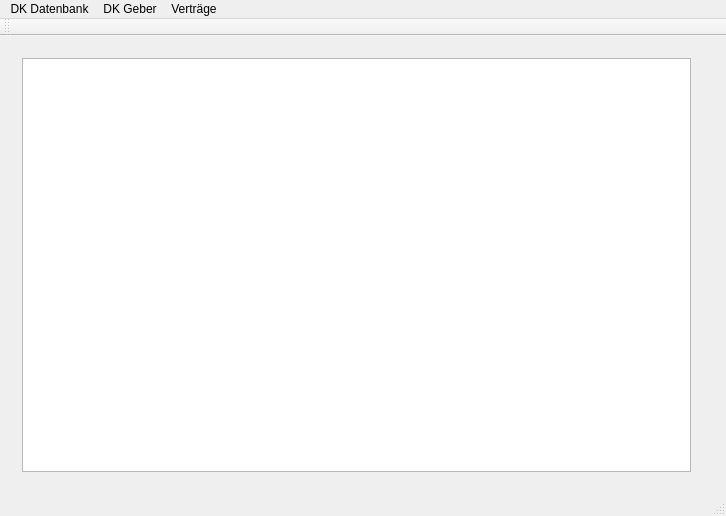
Before: the Qt Designer form mainwindow.ui in Schachigel/DKV2, drawn with Qt 5.
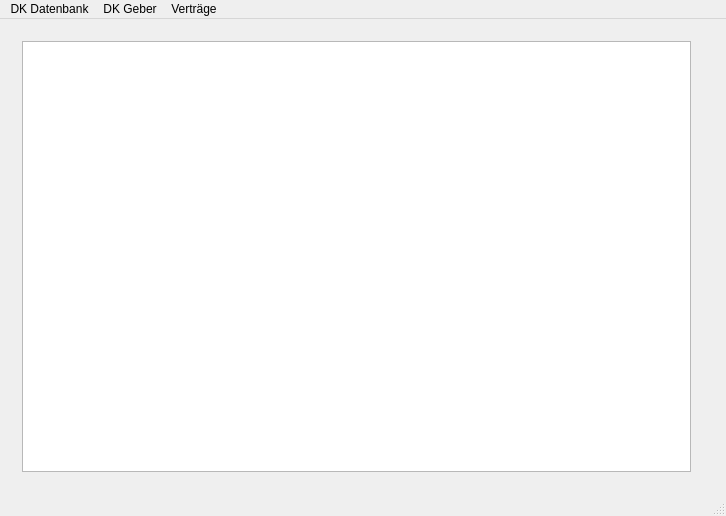
After: the same form once the commit is applied. The open tabs and pages were chosen to show the change.

```diff
--- a/mainwindow.ui
+++ b/mainwindow.ui
@@ -416,7 +416,11 @@
       <widget class="QWidget" name="ContractsListPage">
        <layout class="QHBoxLayout" name="horizontalLayout_4">
         <item>
-         <widget class="QTableView" name="contractsTableView"/>
+         <widget class="QTableView" name="contractsTableView">
+          <property name="contextMenuPolicy">
+           <enum>Qt::CustomContextMenu</enum>
+          </property>
+         </widget>
         </item>
        </layout>
       </widget>
@@ -480,14 +484,6 @@
    <addaction name="menuVertr_ge"/>
    <addaction name="menuDebug"/>
   </widget>
-  <widget class="QToolBar" name="mainToolBar">
-   <attribute name="toolBarArea">
-    <enum>TopToolBarArea</enum>
-   </attribute>
-   <attribute name="toolBarBreak">
-    <bool>false</bool>
-   </attribute>
-  </widget>
   <widget class="QStatusBar" name="statusBar"/>
   <action name="action_Neue_DB_anlegen">
    <property name="text">
```
Left out of the diff: 48 changed lines with no effect on the pictures.
